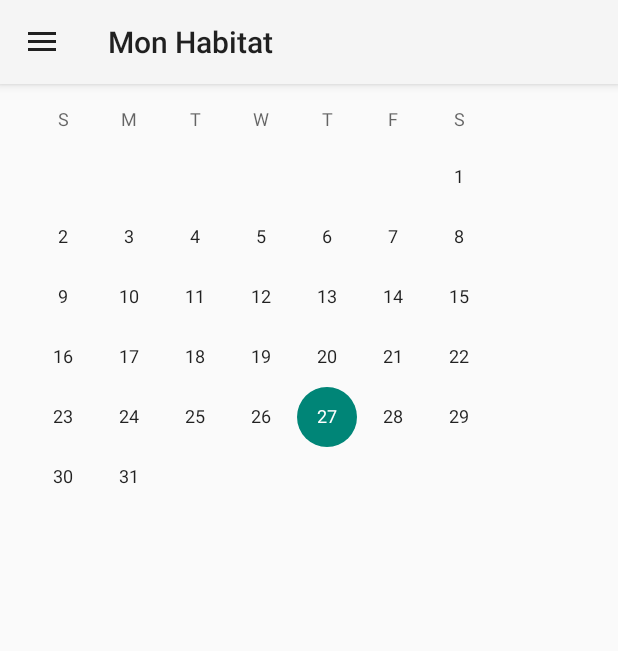
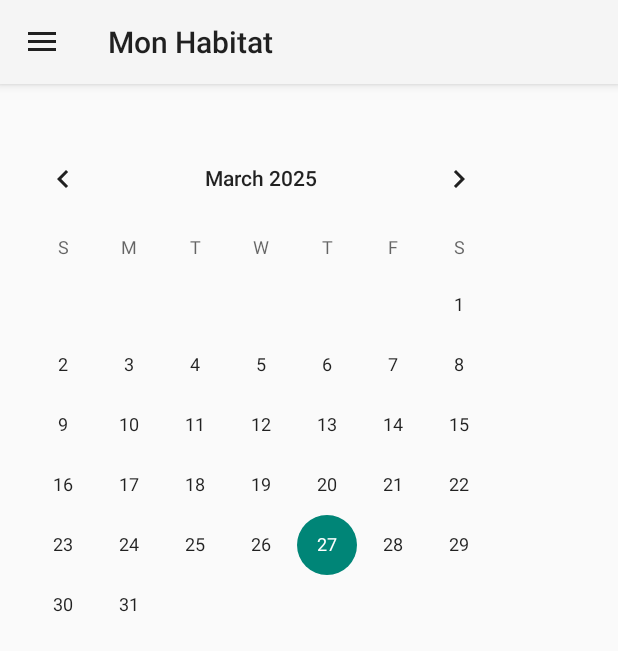
Before and after one commit to sutakos/PowerHome, an Android app: the fragment MonHabitatFragment placed in its activity, on a phone screen of 412 x 824 dp. Shown: the top 651 px of the screen. Run offline under Robolectric (Android 15) with nearby library versions, the phone set to English and light mode, and no system bars; libraries missing offline, so code that uses them is left out: com.koushikdutta.async, com.koushikdutta.ion; pictures from the network do not load; 2 statements that could not run were skipped.

Commit message:
bug décalage résolu

```diff
--- a/app/build.gradle
+++ b/app/build.gradle
@@ -42,7 +42,7 @@ dependencies {
     implementation(libs.material.v141)
     implementation(libs.ion)
     implementation fileTree(dir: 'libs', include: ['*.jar'])
-    implementation ("com.google.android.material:material:1.4.1")
+    implementation ("com.google.android.material:material:1.12.0")
     implementation ("androidx.drawerlayout:drawerlayout:1.1.1")
     implementation libs.gson
     testImplementation libs.junit
--- a/app/src/main/java/iut/dam/powerhome/HabitantAdapter.java
+++ b/app/src/main/java/iut/dam/powerhome/HabitatAdapter.java
@@ -13,12 +13,12 @@ import java.util.Objects;
 
 import iut.dam.powerhome.entities.Habitat;
 
-public class HabitantAdapter extends ArrayAdapter<Habitat> {
+public class HabitatAdapter extends ArrayAdapter<Habitat> {
     Activity activity;
     int itemResourceId;
     List<Habitat> items;
 
-    public HabitantAdapter(Activity activity, int itemResourceId, List<Habitat> items) {
+    public HabitatAdapter(Activity activity, int itemResourceId, List<Habitat> items) {
         super(activity, itemResourceId, items);
         this.activity = activity;
         this.itemResourceId = itemResourceId;
--- a/app/src/main/java/iut/dam/powerhome/MainActivity.java
+++ b/app/src/main/java/iut/dam/powerhome/MainActivity.java
@@ -24,7 +24,7 @@ import iut.dam.powerhome.fragments.SeDeconnecterFragment;
 
 public class MainActivity extends AppCompatActivity implements NavigationView.OnNavigationItemSelectedListener{
     DrawerLayout drawerDL;
-    ActionBarDrawerToggle toggle;
+        ActionBarDrawerToggle toggle;
     FragmentManager fm;
     NavigationView navNV;
 
--- a/app/src/main/java/iut/dam/powerhome/fragments/HabitatsFragment.java
+++ b/app/src/main/java/iut/dam/powerhome/fragments/HabitatsFragment.java
@@ -23,7 +23,7 @@ import java.util.ArrayList;
 import java.util.List;
 
 import iut.dam.powerhome.entities.Habitat;
-import iut.dam.powerhome.HabitantAdapter;
+import iut.dam.powerhome.HabitatAdapter;
 import iut.dam.powerhome.R;
 
 
@@ -31,7 +31,7 @@ public class HabitatsFragment extends Fragment {
     String urlString = "http://[server]/powerhome_server/getHabitats.php";
     List<Habitat> habitats = new ArrayList<>();
     ProgressDialog pDialog;
-    HabitantAdapter adapter;
+    HabitatAdapter adapter;
     boolean isAdapterInitialized = false;
     ListView lv;
 
@@ -43,7 +43,6 @@ public class HabitatsFragment extends Fragment {
     public View onCreateView(LayoutInflater inflater, ViewGroup container,
                              Bundle savedInstanceState) {
         getActivity().setTitle("Habitats");
-
         View rootView = inflater.inflate(R.layout.fragment_habitats, container, false);
         lv =rootView.findViewById(R.id.lsHabitant);
         getRemoteHabitats();
@@ -53,7 +52,7 @@ public class HabitatsFragment extends Fragment {
 
     private void initializeAdapter() {
         if (!isAdapterInitialized && !habitats.isEmpty()) {
-            adapter = new HabitantAdapter(getActivity(), R.layout.item_habitat, habitats);
+            adapter = new HabitatAdapter(getActivity(), R.layout.item_habitat, habitats);
             lv.setAdapter(adapter);
             isAdapterInitialized = true;
         } else if (isAdapterInitialized) {
--- a/app/src/main/res/layout/activity_main.xml
+++ b/app/src/main/res/layout/activity_main.xml
@@ -2,12 +2,15 @@
     xmlns:app="http://schemas.android.com/apk/res-auto"
     android:id="@+id/drawer"
     android:layout_height="match_parent"
-    android:layout_width="match_parent">
+    android:layout_width="match_parent"
+    android:layout_marginTop="22dp">
 
     <FrameLayout
         android:id="@+id/contentFL"
         android:layout_width="match_parent"
-        android:layout_height="match_parent" />
+        android:layout_height="0dp"
+        android:layout_marginTop="48dp"/>
+
 
     <com.google.android.material.navigation.NavigationView
         android:id="@+id/nav_view"
@@ -19,4 +22,5 @@ android:layout_marginTop="?android:attr/actionBarSize"
         app:headerLayout="@layout/nav_header"
         app:menu="@menu/nav_menu"/>
 
+
 </androidx.drawerlayout.widget.DrawerLayout>
--- a/app/src/main/res/layout/fragment_habitats.xml
+++ b/app/src/main/res/layout/fragment_habitats.xml
@@ -7,7 +7,8 @@
     android:layout_height="wrap_content"
     android:fitsSystemWindows="true"
     android:orientation="vertical"
-    tools:context=".LoginActivity">
+    tools:context=".LoginActivity"
+    android:layout_marginTop="22dp">
     <!--<LinearLayout
         android:layout_width="match_parent"
         android:layout_height="50dp"
--- a/app/src/main/res/layout/fragment_mon_habitat.xml
+++ b/app/src/main/res/layout/fragment_mon_habitat.xml
@@ -3,7 +3,8 @@
     xmlns:android="http://schemas.android.com/apk/res/android"
     android:layout_width="match_parent"
     android:layout_gravity="bottom"
-    android:layout_height="match_parent">
+    android:layout_height="match_parent"
+    android:layout_marginTop="15dp">
 
     <CalendarView
         android:layout_width="wrap_content"
```
Lines whose indentation alone changed are shown as unchanged.
